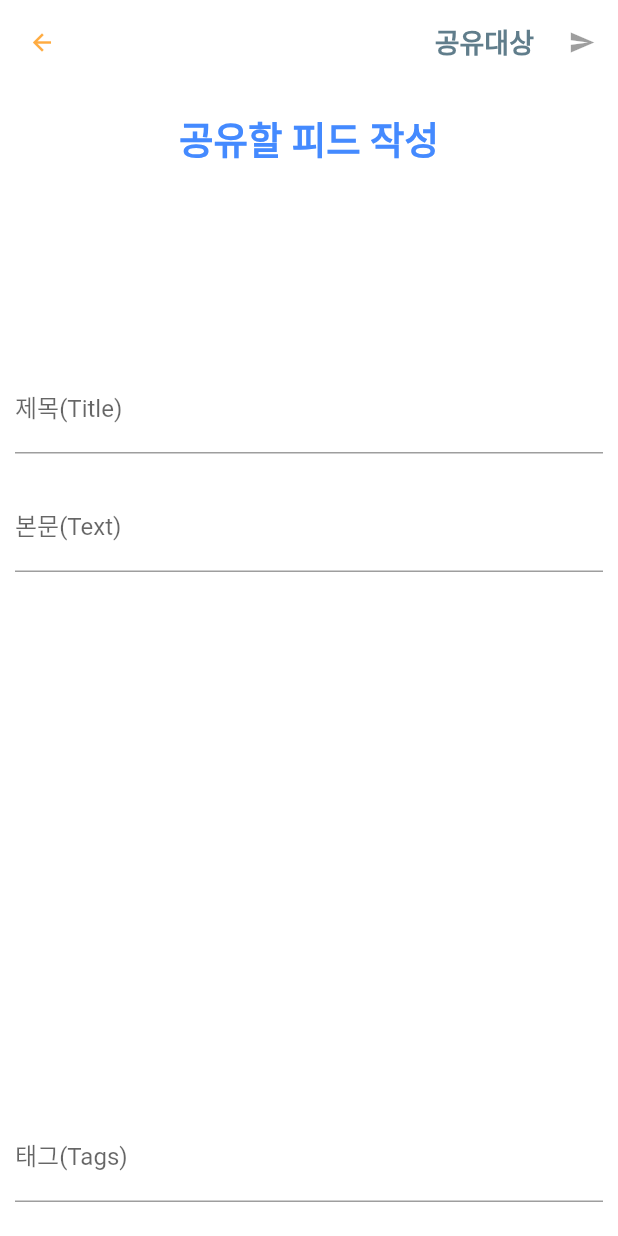
After one commit to chosungsu/Clink, a Flutter app: the WritePost screen opened directly, on a phone screen of 412 x 824 dp. The commit adds this screen. Run offline on Flutter 3.47's test engine with Material 2 defaults, Android fonts, the light colour scheme and no system bars; our stand-ins replace animated_text_kit, cloud_firestore, curved_navigation_bar, firebase_core, flutter_secure_storage, flutter_spinkit and 2 more; missing offline and left inert: kakao_flutter_sdk, transition; accounts and stored records are empty.

Commit message:
add some codes

```diff
--- /dev/null
+++ b/lib/Sub/WritePost.dart
@@ -0,0 +1,206 @@
+import 'package:flutter/material.dart';
+import '../UI/NoBehavior.dart';
+
+
+class WritePost extends StatefulWidget {
+
+  @override
+  State<StatefulWidget> createState() => _WritePostState();
+}
+
+class _WritePostState extends State<WritePost> {
+  //appbar에 변화주기
+  final _scrollController = ScrollController();
+  double scrollOpacity = 0;
+  @override
+  void initState() {
+    // TODO: implement initState
+    _scrollController.addListener(onScroll);
+    super.initState();
+  }
+  @override
+  void dispose() {
+    // TODO: implement dispose
+    _scrollController.removeListener(onScroll);
+    super.dispose();
+  }
+  @override
+  Widget build(BuildContext context) {
+    return Scaffold(
+      appBar: AppBar(
+        centerTitle: true,
+        backgroundColor: Colors.white,
+        elevation: 0,
+        leading: IconButton(
+          onPressed: () {
+            Navigator.pop(context);
+          },
+          icon: Icon(Icons.arrow_back),
+          color: Colors.orangeAccent,
+          iconSize: 18,
+        ),
+        actions: <Widget>[
+          TextButton(
+            onPressed: () => {
+              checkwhoshow(),
+            },
+            child: const Text(
+              "공유대상",
+              style: TextStyle(
+                fontSize: 18,
+                color: Colors.blueGrey,
+                fontWeight: FontWeight.bold,
+              ),
+            ),
+          ),
+          const IconButton(
+            onPressed: null,
+            icon: Icon(Icons.send),
+            iconSize: 18,
+          ),
+        ],
+      ),
+      body: Container(
+        color: Colors.white,
+        child: Center(
+          child: makeBody(context),
+        ),
+      ),
+    );
+  }
+  onScroll() {
+    setState(() {
+      double offset = _scrollController.offset;
+      if (offset < 0) {
+        offset = 0;
+      } else if (offset > 100) {
+        offset = 100;
+      }
+      scrollOpacity = offset / 100;
+    });
+  }
+
+  checkwhoshow() {
+    showDialog(
+        context: context,
+        builder: (BuildContext ctx) {
+          return AlertDialog(
+            shape: RoundedRectangleBorder(
+                borderRadius: BorderRadius.circular(10.0)),
+            title: const Text(
+              "공개범위 설정",
+              style: TextStyle(
+                fontSize: 20,
+                color: Colors.blueGrey,
+                fontWeight: FontWeight.bold,
+              ),
+            ),
+            content: new Text(
+                "공개범위 설정 기본값 변경은 "
+                "부가설정 > 기본값 설정에서 변경 가능합니다.",
+              style: TextStyle(
+                fontSize: 12,
+                color: Colors.blueGrey,
+                fontWeight: FontWeight.bold,
+              ),
+            ),
+            actions: <Widget>[
+              TextButton(
+                child: new Text("Close"),
+                onPressed: () {
+                  Navigator.pop(context);
+                },
+              ),
+            ],
+          );
+        }
+    );
+  }
+}
+// 바디 만들기
+Widget makeBody(BuildContext context) {
+
+  return Container(
+    child: ScrollConfiguration(
+      behavior: NoBehavior(),
+      child: SingleChildScrollView(
+          child: Column(
+            children: [
+              GestureDetector(
+                  onTap: () {
+                    FocusScope.of(context).unfocus();
+                  },
+                  child: Center(
+                    child: Column(
+                      //내부를 최소만큼 키움.
+                      mainAxisSize: MainAxisSize.min,
+                      children: <Widget>[
+                        SizedBox(
+                          height: (MediaQuery.of(context).size.height) / 5,
+                          child: Column(
+                            mainAxisAlignment: MainAxisAlignment.start,
+                            crossAxisAlignment: CrossAxisAlignment.start,
+                            children: <Widget>[
+                              Container(
+                                child: const Text(
+                                  '공유할 피드 작성',
+                                  style: TextStyle(
+                                    fontSize: 25,
+                                    color: Colors.blueAccent,
+                                    fontWeight: FontWeight.bold,
+                                  ),
+                                ),
+                                margin: const EdgeInsets.symmetric(
+                                  vertical: 5, horizontal: 5,
+                                ),
+                              ),
+                            ],
+                          ),
+                        ),
+                        Flexible(
+                            child: Container(
+                              margin: const EdgeInsets.all(10),
+                              child: const TextField(
+                                keyboardType: TextInputType.multiline,
+                                maxLines: null,
+                                decoration: InputDecoration(
+                                    labelText: '제목(Title)'
+                                ),
+                              ),
+                            )
+                        ),
+                        Flexible(
+                            child: Container(
+                              height: 400,
+                              margin: const EdgeInsets.all(10),
+                              child: const TextField(
+                                keyboardType: TextInputType.multiline,
+                                maxLines: null,
+                                decoration: InputDecoration(
+                                  labelText: '본문(Text)',
+                                ),
+                              ),
+                            )
+                        ),
+                        Flexible(
+                            child: Container(
+                              margin: const EdgeInsets.all(10),
+                              child: const TextField(
+                                keyboardType: TextInputType.multiline,
+                                maxLines: null,
+                                decoration: InputDecoration(
+                                    labelText: '태그(Tags)'
+                                ),
+                              ),
+                            )
+                        ),
+                      ],
+                    ),
+                  )
+              ),
+            ],
+          )
+      ),
+    ),
+  );
+}
```
Also changed, not shown: lib/Page/FeedPage.dart (+8 -3 lines), lib/Page/LoginSignPage.dart (+2 -69 lines), lib/Page/ProfilePage.dart (+10 -4 lines), lib/UI/AfterSignUp.dart (+0 -22 lines), lib/UI/NoBehavior.dart (added, +9 -0 lines), lib/main.dart (+22 -11 lines).
